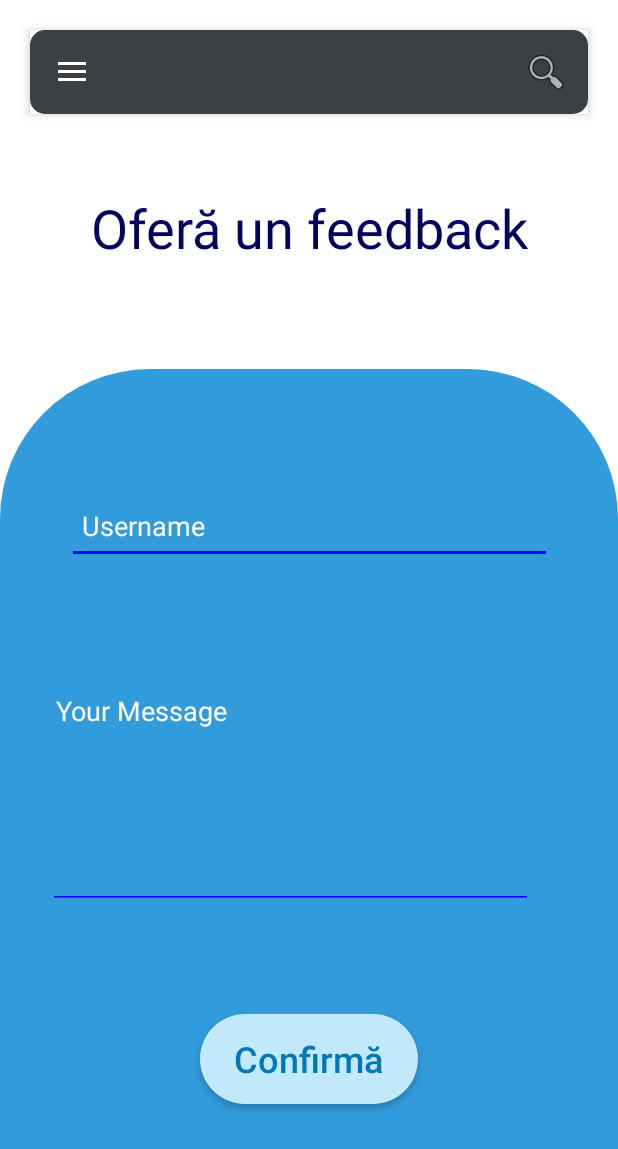
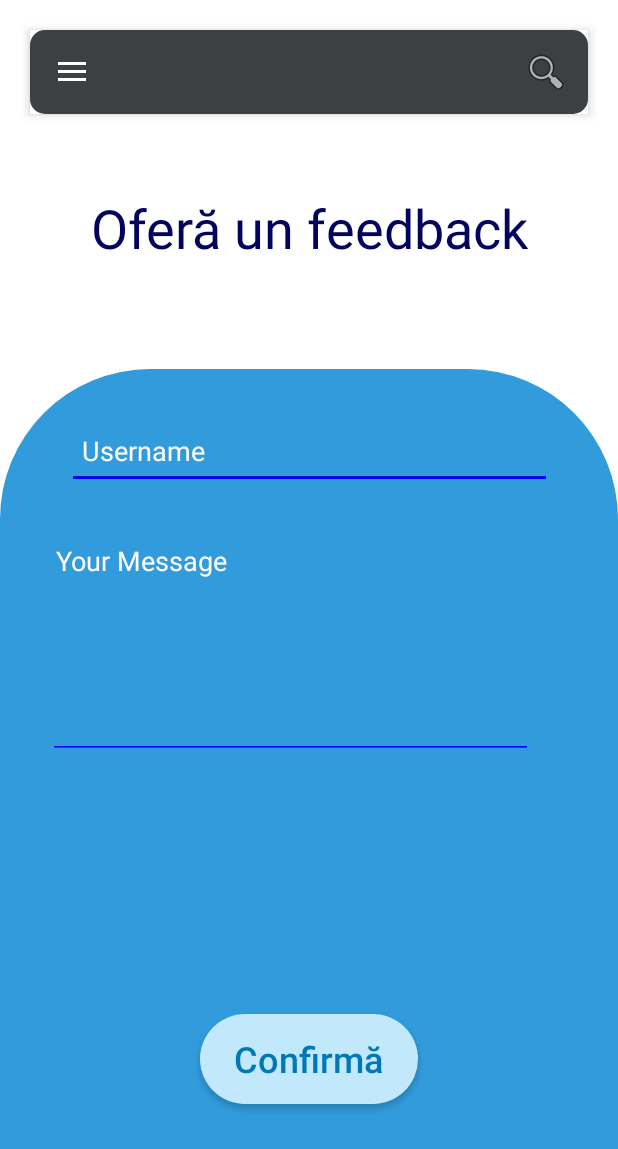
Before and after one commit to Ca3zsar/Bureaucracy-Hacks, an Android app: the screen it shows after launch (MainActivity), in the side drawer, after a tap on "Feedback", on a phone screen of 412 x 824 dp. Shown: the top 1149 px of the screen. Run offline under Robolectric (Android 15) with nearby library versions, the phone set to English and light mode, and no system bars; our stand-ins replace navigation-ui.

Commit message:
feedback implement

```diff
--- a/Mobile/navBar3/app/src/main/java/com/example/navbar/ui/changePassword/changePasswordRepository/changePasswordRepository.kt
+++ b/Mobile/navBar3/app/src/main/java/com/example/navbar/ui/changePassword/changePasswordRepository/changePasswordRepository.kt
@@ -5,9 +5,6 @@ import com.example.navbar.ui.changePassword.changePasswordModel.changePasswordPo
 import retrofit2.Response
 
 class changePasswordRepository {
-    //suspend fun getPost(): Response<Post> {
-    //    return RetrofitInstance.api.getPost()
-    //}
 
     suspend fun pushPost(post : changePasswordPost): Response<changePasswordPost> {
         return changePasswordRetrofitInstance.api.pushPost(post)
--- a/Mobile/navBar3/app/src/main/java/com/example/navbar/ui/feedback/FeedbackFragment.kt
+++ b/Mobile/navBar3/app/src/main/java/com/example/navbar/ui/feedback/FeedbackFragment.kt
@@ -1,15 +1,20 @@
 package com.example.navbar.ui.feedback
 
 import android.os.Bundle
+import android.text.TextUtils
+import android.util.Log
 import android.view.LayoutInflater
 import android.view.View
 import android.view.ViewGroup
-import android.widget.TextView
+import android.widget.*
 import androidx.fragment.app.Fragment
 import androidx.lifecycle.Observer
 import androidx.lifecycle.ViewModelProvider
 import com.example.navbar.R
 import com.example.navbar.ui.feedback.FeedbackViewModel
+import com.example.navbar.ui.feedback.feedbackModel.feedbackPost
+import com.example.navbar.ui.feedback.feedbackRepository.fdbRepository
+import com.example.navbar.ui.home.HomeFragment
 
 
 class FeedbackFragment : Fragment() {
@@ -17,13 +22,15 @@ class FeedbackFragment : Fragment() {
     private lateinit var feedbackViewModel: FeedbackViewModel
 
     override fun onCreateView(
-            inflater: LayoutInflater,
-            container: ViewGroup?,
-            savedInstanceState: Bundle?
+        inflater: LayoutInflater,
+        container: ViewGroup?,
+        savedInstanceState: Bundle?
     ): View? {
-        feedbackViewModel = ViewModelProvider(this).get(FeedbackViewModel::class.java)
+        val feedbackRepository = fdbRepository()
+        val viewModelFactory = FeedbackMainViewModelFactory(feedbackRepository)
+        feedbackViewModel = ViewModelProvider(this, viewModelFactory).get(FeedbackViewModel::class.java)
+
         val root = inflater.inflate(R.layout.fragment_feedback, container, false)
-
         val textView: TextView = root.findViewById(R.id.text_feedback);
         feedbackViewModel.text.observe(viewLifecycleOwner, Observer {
             textView.text = it
@@ -31,4 +38,79 @@ class FeedbackFragment : Fragment() {
         return root
     }
 
+    override fun onViewCreated(view: View, savedInstanceState: Bundle?) {
+        super.onViewCreated(view, savedInstanceState)
+        val buttonConfirma = view.findViewById<Button>(R.id.feedbackConfirma)
+
+        buttonConfirma.setOnClickListener {
+            val textBox1 = view.findViewById<EditText>(R.id.feedbackNume)
+            val continut1 = textBox1.text.toString()
+
+            val textBox2 = view.findViewById<EditText>(R.id.feedbackMessage)
+            val continut2 = textBox2.text.toString()
+
+            /*val languages = resources.getStringArray(R.array.servicii)
+            val spinner = view.findViewById<Spinner>(R.id.traseuSp2)
+            if (spinner != null){
+                val adapter = ArrayAdapter<String>(view.context,
+                    android.R.layout.simple_spinner_item, languages)
+                spinner.adapter = adapter
+
+                spinner.onItemSelectedListener = object  : AdapterView.OnItemSelectedListener {
+                    override fun onNothingSelected(parent: AdapterView<*>?) {
+
+                    }
+
+                    override fun onItemSelected(
+                        parent: AdapterView<*>?,
+                        view: View?,
+                        position: Int,
+                        id: Long
+                    ) {
+                        Toast.makeText(activity, getString(R.string.selected_item) + " "
+                        + languages[position], Toast.LENGTH_SHORT).show();
+                    }
+                }
+            }*/
+
+            if(TextUtils.isEmpty(continut1)){
+                textBox1.error = "Scrie-ti numele!"
+                textBox1.requestFocus()
+            }
+
+            if (continut1.isEmpty()) {
+                textBox1.error = "Introdu username-ul"
+            } else {
+                if (continut2.isEmpty()) {
+                    textBox2.error = "Introdu mesajul!"
+                } else {
+                    if (continut1.isNotEmpty() && continut2.isNotEmpty()) {
+                        val nextFrag = HomeFragment()
+                        Toast.makeText(activity, "Mesajul tau a fost trimis", Toast.LENGTH_LONG).show()
+                        activity?.supportFragmentManager?.beginTransaction()?.replace(R.id.nav_host_fragment, nextFrag)?.addToBackStack(null)?.commit()
+                    }
+                }
+            }
+
+            val textView = view.findViewById<TextView>(R.id.text_feedback)
+            val myPost = feedbackPost("Razvan", "Testul suprem")
+
+
+            feedbackViewModel.pushPost(myPost)
+            feedbackViewModel.myResponse.observe(viewLifecycleOwner, Observer {response ->
+                if (response.isSuccessful) {
+                    Log.d("Response", response.body()?.username.toString())
+                    Log.d("Response", response.body()?.comment.toString())
+                    Log.d("Response", response.code().toString())
+
+                } else {
+                    Log.d("Response", response.errorBody().toString())
+                    textView.setText(response.code().toString())
+                    Toast.makeText(activity, textView.text, Toast.LENGTH_LONG).show()
+                }
+            })
+
+        }
+
+    }
 }
--- /dev/null
+++ b/Mobile/navBar3/app/src/main/java/com/example/navbar/ui/feedback/FeedbackMainViewModelFactory.kt
@@ -0,0 +1,13 @@
+package com.example.navbar.ui.feedback
+
+import androidx.lifecycle.ViewModel
+import androidx.lifecycle.ViewModelProvider
+import com.example.navbar.ui.feedback.feedbackRepository.fdbRepository
+
+class FeedbackMainViewModelFactory(
+    private val feedbackRepository: fdbRepository
+): ViewModelProvider.Factory {
+    override fun <T : ViewModel?> create(modelClass: Class<T>): T {
+        return FeedbackViewModel(feedbackRepository) as T
+    }
+}
--- a/Mobile/navBar3/app/src/main/java/com/example/navbar/ui/feedback/FeedbackViewModel.kt
+++ b/Mobile/navBar3/app/src/main/java/com/example/navbar/ui/feedback/FeedbackViewModel.kt
@@ -4,11 +4,26 @@ package com.example.navbar.ui.feedback
 import androidx.lifecycle.LiveData
 import androidx.lifecycle.MutableLiveData
 import androidx.lifecycle.ViewModel
+import androidx.lifecycle.viewModelScope
+import com.example.navbar.ui.feedback.feedbackModel.feedbackPost
+import com.example.navbar.ui.feedback.feedbackRepository.fdbRepository
+import kotlinx.coroutines.launch
+import retrofit2.Response
 
-class FeedbackViewModel : ViewModel() {
+class FeedbackViewModel(private val feedbackRepository: fdbRepository) : ViewModel() {
 
     private val _text = MutableLiveData<String>().apply {
         value = "This is feedback Fragment"
     }
     val text: LiveData<String> = _text
+
+    val myResponse: MutableLiveData<Response<feedbackPost>> = MutableLiveData()
+
+    fun pushPost(post : feedbackPost) {
+        viewModelScope.launch {
+            val response = feedbackRepository.pushPost(post)
+            myResponse.value = response;
+
+        }
+    }
 }
--- /dev/null
+++ b/Mobile/navBar3/app/src/main/java/com/example/navbar/ui/feedback/feedbackRepository/fdbRepository.kt
@@ -0,0 +1,11 @@
+package com.example.navbar.ui.feedback.feedbackRepository
+
+import com.example.navbar.ui.feedback.feedbackAPI.feedbackRetrofitInstance
+import com.example.navbar.ui.feedback.feedbackModel.feedbackPost
+import retrofit2.Response
+
+class fdbRepository {
+    suspend fun pushPost(post : feedbackPost): Response<feedbackPost> {
+        return feedbackRetrofitInstance.api.pushPost(post)
+    }
+}
--- a/Mobile/navBar3/app/src/main/res/layout/fragment_feedback.xml
+++ b/Mobile/navBar3/app/src/main/res/layout/fragment_feedback.xml
@@ -17,11 +17,12 @@
         android:orientation="vertical"
         app:layout_constraintBottom_toBottomOf="parent"
         app:layout_constraintStart_toStartOf="parent"
-        app:layout_constraintTop_toBottomOf="@+id/titlu2" />
+        app:layout_constraintTop_toBottomOf="@+id/titlu2" >
 
+    </LinearLayout>
 
     <TextView
-        android:id="@+id/feedbackTitlu"
+        android:id="@+id/titlu1"
         android:layout_width="wrap_content"
         android:layout_height="wrap_content"
         android:layout_marginBottom="70dp"
@@ -52,7 +53,7 @@
         android:id="@+id/feedbackNume"
         android:layout_width="323dp"
         android:layout_height="50dp"
-        android:layout_marginTop="250dp"
+        android:layout_marginTop="200dp"
         android:backgroundTint="#0000FF"
         android:hint="Username"
         android:inputType="textPersonName"
@@ -68,7 +69,7 @@
         android:id="@+id/feedbackMessage"
         android:layout_width="323dp"
         android:layout_height="150dp"
-        android:layout_marginTop="380dp"
+        android:layout_marginTop="280dp"
         android:backgroundTint="#0000FF"
         android:breakStrategy="balanced"
         android:fitsSystemWindows="true"
@@ -84,18 +85,19 @@
         app:layout_constraintRight_toRightOf="parent"
         app:layout_constraintTop_toTopOf="parent" />
 
+
     <TextView
         android:id="@+id/text_feedback"
+        app:layout_constraintBottom_toBottomOf="parent"
+        app:layout_constraintEnd_toEndOf="parent"
+        app:layout_constraintStart_toStartOf="parent"
+        app:layout_constraintTop_toTopOf="parent"
         android:layout_width="match_parent"
         android:layout_height="wrap_content"
         android:layout_marginStart="8dp"
         android:layout_marginTop="8dp"
         android:layout_marginEnd="8dp"
         android:textColor="#caf0f8"
-        android:textSize="0sp"
-        app:layout_constraintBottom_toBottomOf="parent"
-        app:layout_constraintEnd_toEndOf="parent"
-        app:layout_constraintStart_toStartOf="parent"
-        app:layout_constraintTop_toTopOf="parent" />
+        android:textSize="0sp" />
 
 </androidx.constraintlayout.widget.ConstraintLayout>
--- a/Mobile/navBar3/app/src/main/res/values/strings.xml
+++ b/Mobile/navBar3/app/src/main/res/values/strings.xml
@@ -8,6 +8,7 @@
     <string name="action_settings">Settings</string>
 
     <string name="menu_home">Home</string>
+    <string name="selected_item">Selected item:</string>
     <string name="menu_gallery">Gallery</string>
     <string name="menu_slideshow">Slideshow</string>
 
```
Also changed, not shown: Mobile/navBar3/app/src/main/java/com/example/navbar/ui/feedback/feedbackAPI/feedbackRetrofitInstance.kt (added, +20 -0 lines), Mobile/navBar3/app/src/main/java/com/example/navbar/ui/feedback/feedbackAPI/feedbackSimpleApi.kt (added, +17 -0 lines), Mobile/navBar3/app/src/main/java/com/example/navbar/ui/feedback/feedbackModel/feedbackPost.kt (added, +7 -0 lines), Mobile/navBar3/app/src/main/java/com/example/navbar/ui/feedback/feedbackUtil/feedbackConstants.kt (added, +7 -0 lines).
